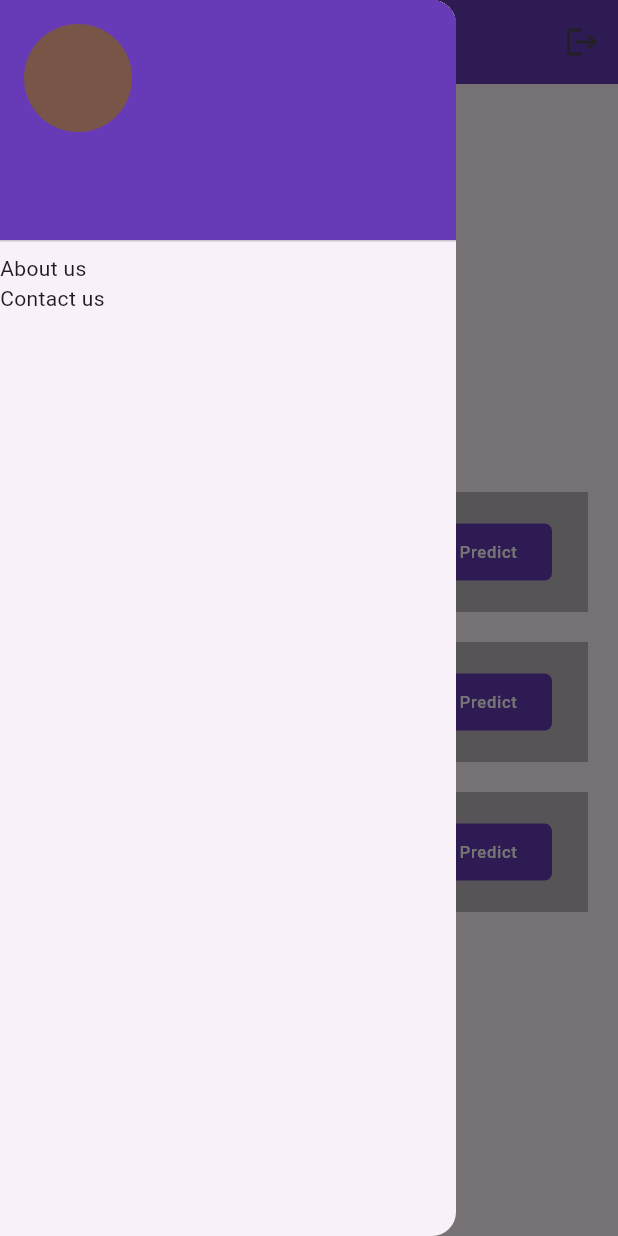
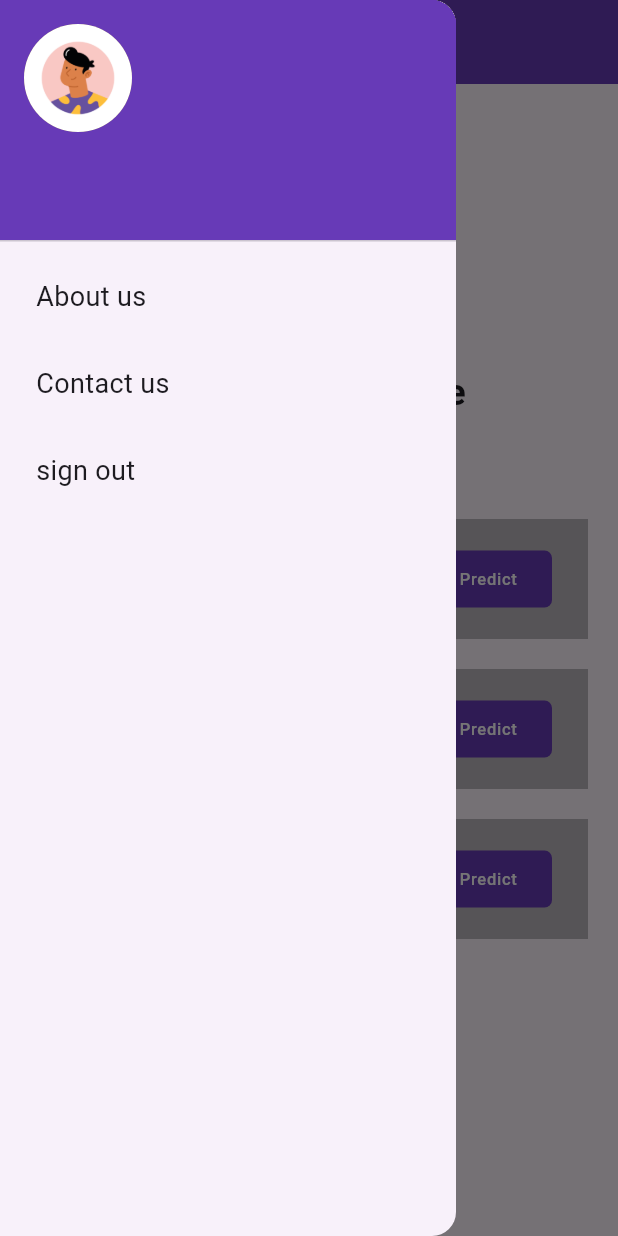
Before and after one commit to prapanch07/Iris, a Flutter app: the HomeScreen screen opened directly, with the side drawer open, on a phone screen of 412 x 824 dp. Run offline on Flutter 3.47's test engine with Material 3 defaults, Android fonts, the light colour scheme and no system bars; our stand-ins replace animate_do, cloud_firestore, firebase_auth, firebase_core, gap, google_fonts and 3 more; accounts and stored records are empty.

Commit message:
iris
updated

```diff
--- a/lib/Screens/home_screen.dart
+++ b/lib/Screens/home_screen.dart
@@ -6,13 +6,14 @@
 import 'package:flutter/widgets.dart';
 import 'package:gap/gap.dart';
 import 'package:healwiz/Screens/auth.dart';
+import 'package:healwiz/Screens/onboarding_screen.dart';
 import 'package:healwiz/Screens/disease%20screens/arthretis_screen.dart';
 import 'package:healwiz/Screens/disease%20screens/covid_screen.dart';
 import 'package:healwiz/Screens/disease%20screens/parkinson_screen.dart';
-import 'package:healwiz/screens/disease%20screens/about.dart';
+import 'package:healwiz/Screens/about.dart';
+import 'package:healwiz/Screens/contact.dart';
+import 'package:healwiz/themes/theme.dart';
 import 'package:healwiz/Screens/login.dart';
-import 'package:healwiz/themes/theme.dart';
-
 
 class HomeScreen extends StatefulWidget {
   const HomeScreen({Key? key}) : super(key: key);
@@ -76,25 +77,31 @@
             accountName: Text(_userName ,style: TextStyle(fontWeight: FontWeight.bold,),),
             accountEmail: Text(''),
             currentAccountPicture: CircleAvatar(
-              backgroundColor: Colors.brown,
-
+            backgroundColor: Colors.brown,
+            backgroundImage: AssetImage('assets/avatar.jpg'),
             ),),
-            CustomTextDrawer(drawertext: 'About us', function: _navigateToAboutUs),
-            CustomTextDrawer(drawertext: 'Contact us',function: (){},),
-
-        ],),
+                 CustomTextDrawer(
+              drawertext: 'About us',
+              function: _navigateToAboutUs,
+            ),
+            CustomTextDrawer(
+              drawertext: 'Contact us',
+              function: _navigateTocontactUsPage,
+            ),
+            CustomTextDrawer(
+              drawertext: 'sign out',
+              function: _navigateToIntroductionPageView,
+            ),
+          ],
+        ),
       ),
-
       appBar: AppBar(
         backgroundColor: Colors.deepPurple,
         title: Text(
           'IRIS',
           style: TextStyle(color: AppColor.kWhite, letterSpacing: 1),
         ),
-        actions: [
-          IconButton(onPressed: () async{ },icon: Icon(Icons.logout
-          ),)
-        ],
+
       ),
       body: Padding(
         padding: const EdgeInsets.symmetric(horizontal: 20),
@@ -103,7 +110,7 @@
           crossAxisAlignment: CrossAxisAlignment.start,
           children: [
             const Text(
-              'Predict Your Dieseas',
+              'Choose the Disease to be Predicted',
               style: TextStyle(
                 fontWeight: FontWeight.bold,
                 fontSize: 25,
@@ -112,17 +119,17 @@
             const Gap(20),
             CustomListTile(
               predictfunction: () => _navigateToArthretis(context),
-              diseasname: 'arthretis',
+              diseasname: 'arthritis',
               icon: Icons.local_hospital,
             ),
             CustomListTile(
               predictfunction: () => _navigateToPnemonia_Covid(context),
-              diseasname: 'pnewumonia/covid',
+              diseasname: 'pneumonia/covid-19',
               icon: Icons.local_hospital,
             ),
             CustomListTile(
               predictfunction: () => _navigateToParkinsons(context),
-              diseasname: 'parkinson',
+              diseasname: 'parkinson Disease',
               icon: Icons.local_hospital,
             ),
           ],
@@ -131,6 +138,8 @@
     );
   }
 }
+
+
 
 class CustomListTile extends StatelessWidget {
   final String diseasname;
@@ -217,22 +226,6 @@
     ),
   );
 }
-
-
-class CustomTextDrawer extends StatelessWidget {
-  final String drawertext;
-  final VoidCallback function;
-const CustomTextDrawer({ Key? key, required this.drawertext, required this.function }) : super(key: key);
-@override
-Widget build(BuildContext context) {
-return InkWell(
-  onTap: function,
-child: Text(drawertext),
-
-);
-}
-}
-
 void _navigateToAboutUs(BuildContext context) {
   Navigator.of(context).push(
     MaterialPageRoute(
@@ -240,3 +233,37 @@
     ),
   );
 }
+void _navigateTocontactUsPage(BuildContext context) {
+  Navigator.of(context).push(
+    MaterialPageRoute(
+      builder: (context) => ContactUsPage(),
+    ),
+  );
+}
+void _navigateToIntroductionPageView(BuildContext context) {
+  Navigator.of(context).push(
+    MaterialPageRoute(
+      builder: (context) => IntroductionPageView(),
+    ),
+  );
+}
+class CustomTextDrawer extends StatelessWidget {
+  final String drawertext;
+  final void Function(BuildContext) function; // Accepts a function with BuildContext parameter
+  const CustomTextDrawer({Key? key, required this.drawertext, required this.function})
+      : super(key: key);
+
+  @override
+   Widget build(BuildContext context) {
+    return InkWell(
+      onTap: () => function(context), // Invoke the function with BuildContext parameter
+      child: Padding(
+        padding: const EdgeInsets.symmetric(vertical: 16, horizontal: 24), // Adjust padding here
+        child: Text(
+          drawertext,
+          style: TextStyle(fontSize: 18), // Adjust text size here
+        ),
+      ),
+    );
+  }
+}
--- a/lib/Screens/onboarding_screen.dart
+++ b/lib/Screens/onboarding_screen.dart
@@ -1,3 +1,5 @@
+// ignore_for_file: unused_local_variable
+
 import 'package:animate_do/animate_do.dart';
 import 'package:flutter/material.dart';
 import 'package:google_fonts/google_fonts.dart';
@@ -211,7 +213,7 @@
 List<Items> listOfItems = [
   Items(
     img: "assets/1.png",
-    title: "Welcome to HealWiz!",
+    title: "Welcome to IRIS!",
     subTitle: "Revolutionize the way you manage your health, starting now",
   ),
   Items(
```
Also changed, not shown: lib/Screens/about.dart (renamed from lib/Screens/disease screens/about.dart, +7 -3 lines), lib/Screens/contact.dart (added, +71 -0 lines), assets/logo.png, assets/maheshbora.jpg (deleted), 1 other file.
